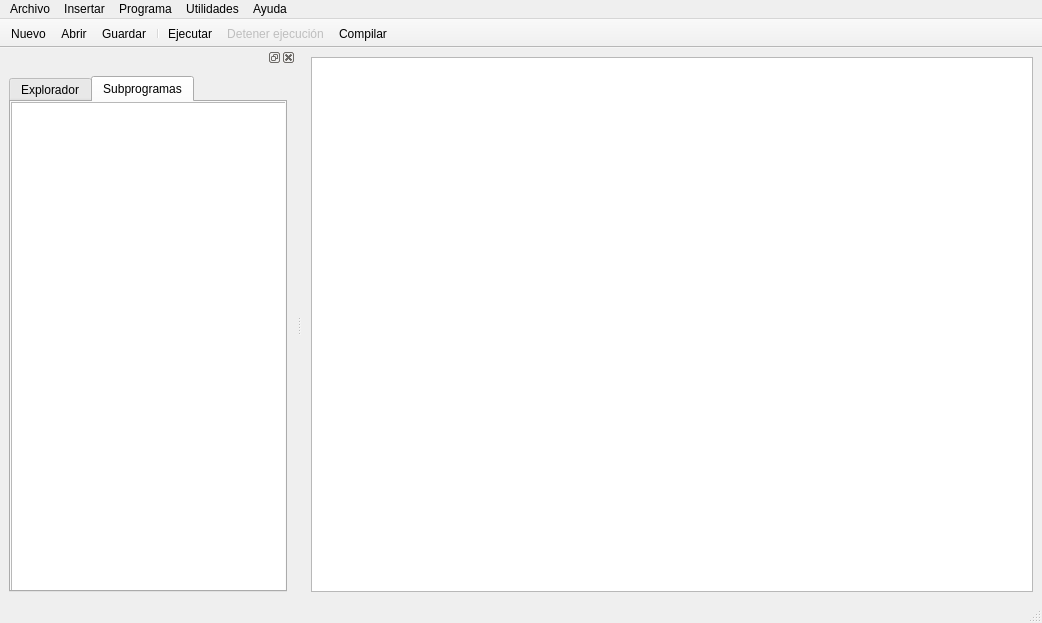
Before: the Qt Designer form ide/mainwindow.ui in fer-hnndz/LPP, drawn with Qt 5.
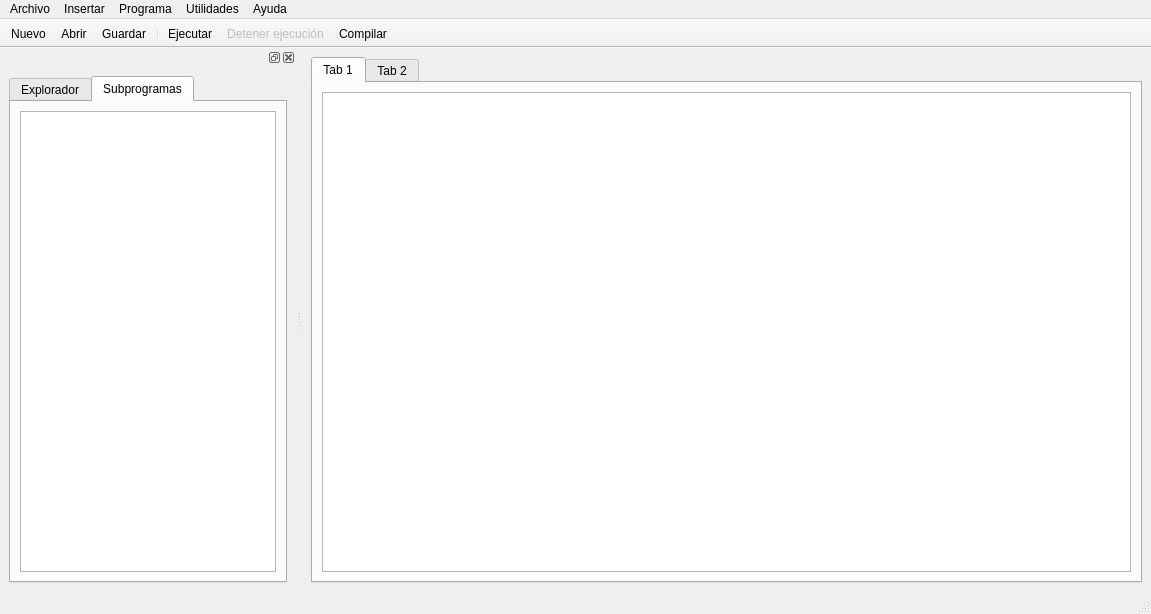
After: the same form once the commit is applied. The open tabs and pages were chosen to show the change. Icons and pictures are not drawn. Custom widgets are drawn as their Qt base class.

Commit message:
Add multi-tab editor support and file state management
- Introduce LppEditorFile to track open editors state
- Add dynamic editor tabs with file-based titles
- Persist editor contents and modified state per tab
- Enable opening files from explorer via double-click
- Filter explorer to show only .lpp and .lppprj files
- Improve tab switching by saving/restoring editor state
- Clean up editor initialization and tab handling

Patch:
```diff
--- a/ide/mainwindow.ui
+++ b/ide/mainwindow.ui
@@ -6,8 +6,8 @@
    <rect>
     <x>0</x>
     <y>0</y>
-    <width>1042</width>
-    <height>623</height>
+    <width>1151</width>
+    <height>614</height>
    </rect>
   </property>
   <property name="windowTitle">
@@ -16,6 +16,16 @@
   <widget class="QWidget" name="centralwidget">
    <layout class="QHBoxLayout" name="horizontalLayout_2">
     <item>
+     <widget class="QTabWidget" name="editorTabs">
+      <property name="currentIndex">
+       <number>0</number>
+      </property>
+      <widget class="QWidget" name="tab">
+       <attribute name="title">
+        <string>Tab 1</string>
+       </attribute>
+       <layout class="QHBoxLayout" name="horizontalLayout_3">
+        <item>
      <widget class="LppEditor" name="edtSourceCode">
       <property name="font">
        <font>
@@ -27,12 +37,21 @@
     </item>
    </layout>
   </widget>
+      <widget class="QWidget" name="tab_2">
+       <attribute name="title">
+        <string>Tab 2</string>
+       </attribute>
+      </widget>
+     </widget>
+    </item>
+   </layout>
+  </widget>
   <widget class="QMenuBar" name="menubar">
    <property name="geometry">
     <rect>
      <x>0</x>
      <y>0</y>
-     <width>1042</width>
+     <width>1151</width>
      <height>20</height>
     </rect>
    </property>
@@ -135,16 +154,11 @@
         <attribute name="title">
          <string>Subprogramas</string>
         </attribute>
-        <widget class="QTreeView" name="tvSubprgs">
-         <property name="geometry">
-          <rect>
-           <x>0</x>
-           <y>0</y>
-           <width>281</width>
-           <height>527</height>
-          </rect>
-         </property>
-        </widget>
+        <layout class="QVBoxLayout" name="verticalLayout_2">
+         <item>
+          <widget class="QTreeView" name="tvSubprgs"/>
+         </item>
+        </layout>
        </widget>
       </widget>
      </item>
```
Left out of the diff: 6 changed lines with no effect on the pictures. Lines whose indentation alone changed are shown as unchanged. The commit also changes 5 other files.
